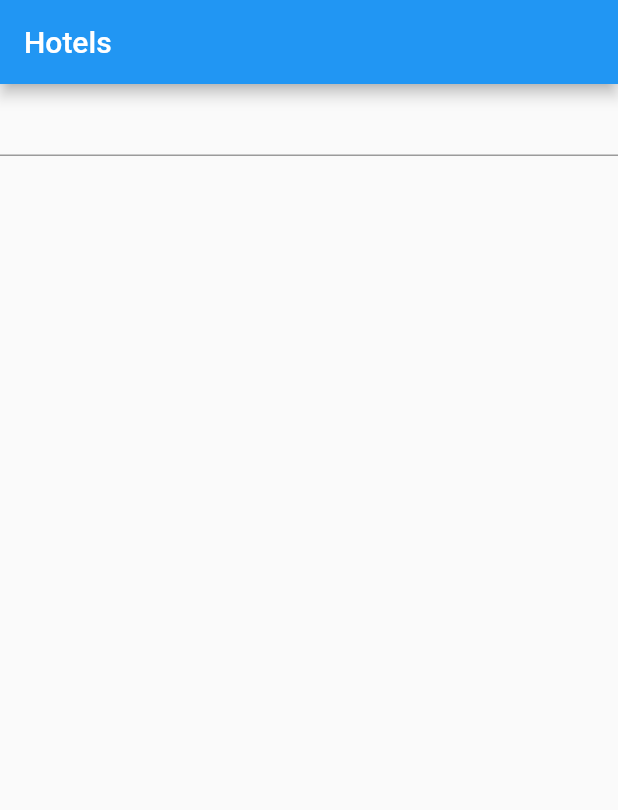
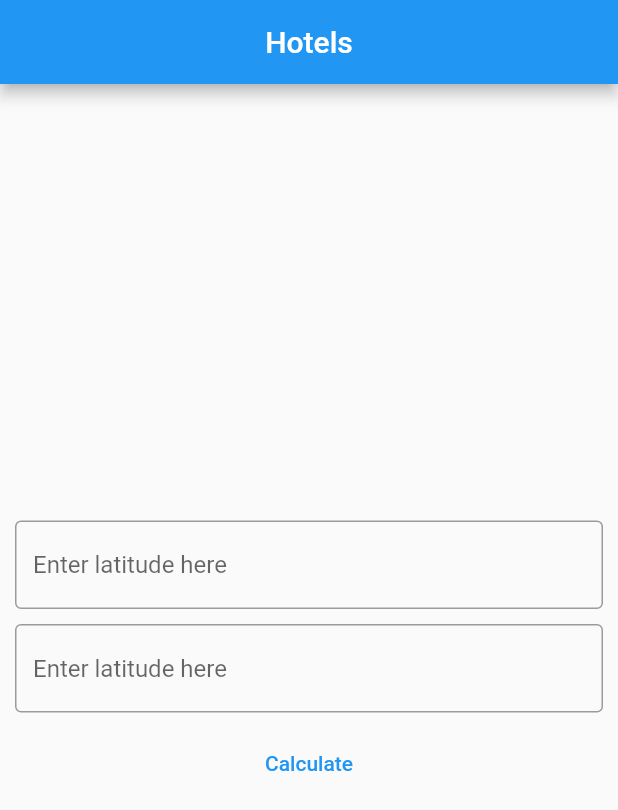
Before and after one commit to OnyemaAnthony/hotel_search, a Flutter app: the screen it shows after launch, on a phone screen of 412 x 824 dp. Shown: the top 810 px of the screen. Run offline on Flutter 3.47's test engine with Material 2 defaults, Android fonts, the phone set to English and light mode, and no system bars; our stand-ins replace geolocator.

Commit message:
finish detail screen

```diff
--- a/lib/main.dart
+++ b/lib/main.dart
@@ -1,113 +1,127 @@
-
 import 'dart:convert';
-import 'dart:io';
 
 import 'package:flutter/material.dart';
 import 'package:geolocator/geolocator.dart';
-
+import 'package:hotel_search/hotel_list.dart';
 
 void main() {
   runApp(MyApp());
 }
+
 class MyApp extends StatelessWidget {
   @override
   Widget build(BuildContext context) {
     return MaterialApp(
       title: 'Hotel search',
       theme: ThemeData(
-
         primarySwatch: Colors.blue,
       ),
       home: MyHomePage(),
     );
   }
 }
+
 List nearbyHotels = [];
+List rakuten= [];
 
 class MyHomePage extends StatefulWidget {
-
-
   @override
   _MyHomePageState createState() => _MyHomePageState();
 }
 
 class _MyHomePageState extends State<MyHomePage> {
+  TextEditingController latController = TextEditingController();
+  TextEditingController longController = TextEditingController();
+
   @override
   void initState() {
     super.initState();
 
     WidgetsBinding.instance.addPostFrameCallback((_) async {
-      await getJsonFile(60,-44.5465317);
+        await fetchHotels();
     });
   }
 
   @override
   Widget build(BuildContext context) {
-
     return Scaffold(
       appBar: AppBar(
+        centerTitle: true,
         title: Text('Hotels'),
       ),
-      body:Container(
+      body: Container(
+        padding: EdgeInsets.all(10),
         child: Column(
-          mainAxisAlignment: MainAxisAlignment.start,
+          mainAxisAlignment: MainAxisAlignment.center,
           children: [
+            TextFormField(
+              keyboardType: TextInputType.number,
+              controller: latController,
+              decoration: InputDecoration(
+                  hintText: 'Enter latitude here',
+                  border: OutlineInputBorder()),
+            ),
+            SizedBox(
+              height: 10,
+            ),
+            TextFormField(
+              keyboardType: TextInputType.number,
+              controller: longController,
+              decoration: InputDecoration(
 
-            TextFormField(
-              decoration: InputDecoration(
-               // border: Board
-              ),
-            )
+                  hintText: 'Enter latitude here',
+                  border: OutlineInputBorder()),
+            ),
+            SizedBox(
+              height: 10,
+            ),
+            TextButton(
+              onPressed: () async{
+                await checkHotels(double.parse(latController.text), double.parse(longController.text));
 
+                Navigator.of(context).push(
+                    MaterialPageRoute(builder: (_) => HotelList(nearbyHotels)));
+              },
+              child: Text('Calculate'),
+            ),
           ],
         ),
       ),
     );
-
   }
 
 
-  Future<void> getJsonFile(double lat,double long)async{
+  Future<void> fetchHotels()async{
+    var data =
+        await DefaultAssetBundle.of(context).loadString("assets/hotel.json");
+    final jsonResult = json.decode(data);
+   rakuten = jsonResult['rakuten_hotels'];
+  }
 
+  Future<void> checkHotels(double lat, double long) async {
 
-    var data = await DefaultAssetBundle.of(context).loadString("assets/hotel.json");
-    final jsonResult = json.decode(data);
+    for (int i = 0; i < rakuten.length; i++) {
+      double latitude = isNumeric(rakuten[i]['latitude'])
+          ? double.parse(rakuten[i]['latitude'])
+          : double.parse('0.0');
+      double longitude = isNumeric(rakuten[i]['latitude'])
+          ? double.parse(rakuten[i]['latitude'])
+          : double.parse('0.0');
 
-    List rakuten = jsonResult['rakuten_hotels'];
-    for(int i =0; i < rakuten.length; i++){
+      double distanceInMeters = distanceBetween(lat,long,latitude, longitude);
+      int distanceInKM = (distanceInMeters * 0.001).toInt();
+      print('the distance is ${distanceInKM}');
+      print('the names are ${rakuten[i]['city']}');
+      if (distanceInKM > 10) {
+        nearbyHotels.add(rakuten[i]['city']);
+      }
+    }
+  }
 
-      double latitude = isNumeric(rakuten[i]['latitude'])?double.parse(rakuten[i]['latitude']):double.parse('0.0');
-    //  double longitude = double.parse(rakuten[i]['longitude']);
-     // double longitude = rakuten[i]['longitude']? double.parse(rakuten[i]['longitude']) : 0;
-       //double longitude = rakuten[i]['longitude'] != null? double.parse(rakuten[i]['longitude']):double.parse('0.0');
-      //print('the longitude is $longitude and the latitude is $latitude');
-
-
-
-
-
-      double distanceInMeters = distanceBetween(latitude,0.0, lat,long);//returns distance in meters
-      int distanceInKM = (distanceInMeters * 0.001).toInt();
-      print('the names are ${rakuten[i]['city']}');
-
-      if(distanceInKM <= 10){
-
-        //nearbyHotels[0]= rakuten[i]['city'];
-       // rakuten[i]['city'] = nearbyHotels.add()
-        nearbyHotels.add(rakuten[i]['city']);
-
-      }
-     // print(distanceInKM>10);
-
-    }
-    print('the nearby is ${nearbyHotels.length}');
-
-  }
-bool isNumeric(String s){
-    if(s == null){
+  bool isNumeric(String s) {
+    if (s == null) {
       return false;
     }
-    return double.parse(s,(e)=> null) != null;
+    return double.parse(s, (e) => null) != null;
+  }
 }
-
-}
```
Also changed, not shown: assets/test.json (deleted, +0 -51 lines), lib/hotel_list.dart (added, +26 -0 lines).
